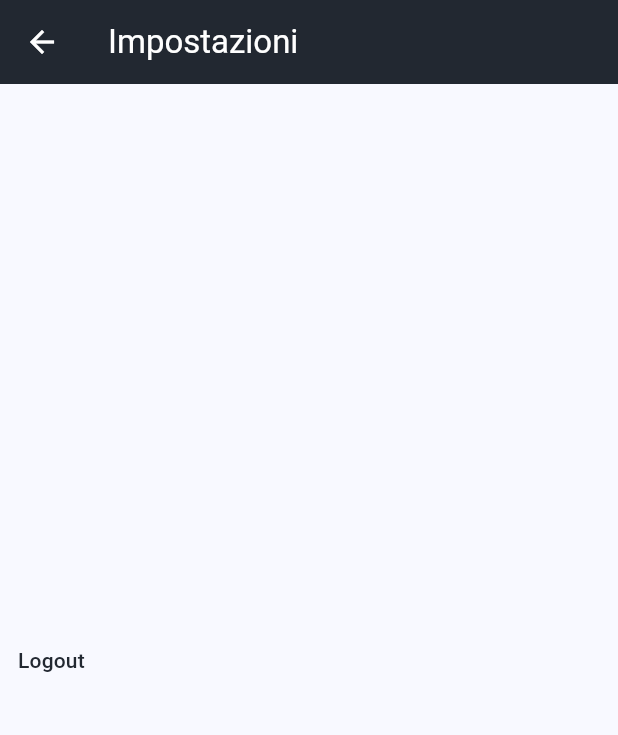
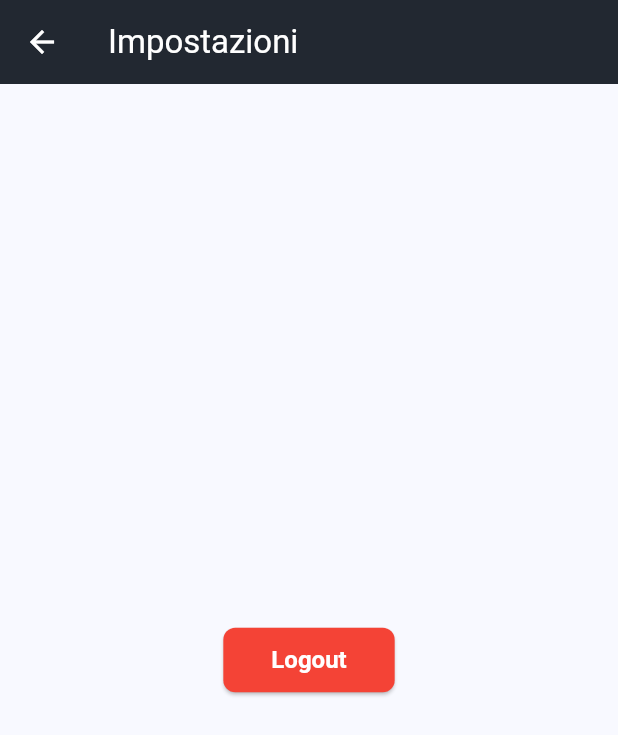
Before and after one commit to screamkface/MatchDay, a Flutter app: the Usersettings screen opened directly, on a phone screen of 412 x 824 dp. Shown: the top 735 px of the screen. Run offline on Flutter 3.47's test engine with Material 3 defaults, Android fonts, the phone set to English and light mode, and no system bars; our stand-ins replace cloud_firestore, firebase_auth, firebase_core, google_nav_bar, line_icons, shared_preferences and 1 more; accounts and stored records are empty.

```diff
--- a/lib/User/userSettings.dart
+++ b/lib/User/userSettings.dart
@@ -9,19 +9,27 @@ class Usersettings extends StatelessWidget {
   Widget build(BuildContext context) {
     return Scaffold(
       appBar: AppBar(
-        title: const Text("Impostazioni"),
+        title: const Text('Impostazioni'),
       ),
-      body: Column(
-        mainAxisAlignment: MainAxisAlignment.center,
-        children: [
-          TextButton(
-              onPressed: () {
-                Provider.of<AuthDaoProvider>(context, listen: false)
-                    .authDao
-                    .logoutSP(context);
-              },
-              child: const Text("Logout"))
-        ],
+      body: Center(
+        child: ElevatedButton(
+          onPressed: () {
+            Provider.of<AuthDaoProvider>(context, listen: false)
+                .authDao
+                .logoutSP(context);
+          },
+          style: ElevatedButton.styleFrom(
+            backgroundColor: Colors.red,
+            padding: const EdgeInsets.symmetric(horizontal: 32, vertical: 12),
+            shape: RoundedRectangleBorder(
+              borderRadius: BorderRadius.circular(8),
+            ),
+          ),
+          child: const Text(
+            'Logout',
+            style: TextStyle(color: Colors.white, fontSize: 16),
+          ),
+        ),
       ),
     );
   }
```
Also changed, not shown: lib/Admin/prenotazioni.dart (+4 -3 lines), lib/User/prenotazioniUser.dart (+61 -7 lines), 3 other files.
